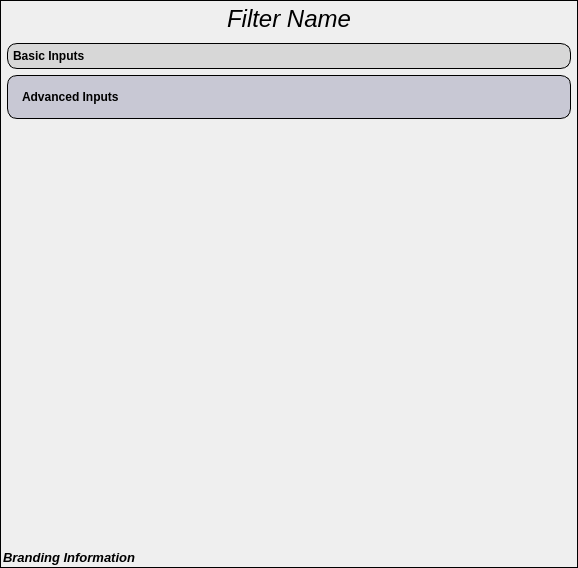
The window that Source/DREAM3DWidgetsLib/Widgets/UI_Files/FilterInputWidget.ui (BlueQuartzSoftware/DREAM3D) describes before a commit, drawn with Qt 5.
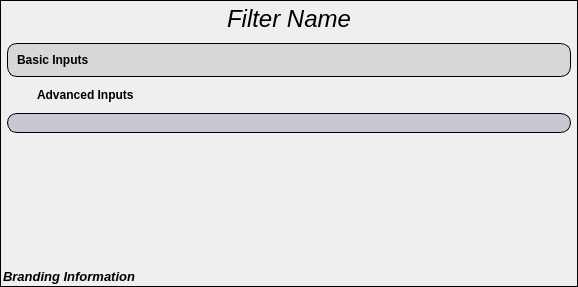
The same window after the commit. Icons and pictures are not drawn.

Commit message: Showing and hiding the Advanced input parameters using an animation technique.

```diff
--- a/Source/DREAM3DWidgetsLib/Widgets/UI_Files/FilterInputWidget.ui
+++ b/Source/DREAM3DWidgetsLib/Widgets/UI_Files/FilterInputWidget.ui
@@ -7,7 +7,7 @@
     <x>0</x>
     <y>0</y>
     <width>578</width>
-    <height>568</height>
+    <height>287</height>
    </rect>
   </property>
   <property name="windowTitle">
@@ -63,11 +63,23 @@
            <x>0</x>
            <y>0</y>
            <width>572</width>
-           <height>504</height>
+           <height>223</height>
           </rect>
          </property>
          <layout class="QVBoxLayout" name="scrollAreaVLayout">
-          <property name="margin">
+          <property name="spacing">
+           <number>6</number>
+          </property>
+          <property name="leftMargin">
+           <number>4</number>
+          </property>
+          <property name="topMargin">
+           <number>4</number>
+          </property>
+          <property name="rightMargin">
+           <number>4</number>
+          </property>
+          <property name="bottomMargin">
            <number>4</number>
           </property>
           <item>
@@ -89,8 +101,17 @@
              <enum>QFrame::Plain</enum>
             </property>
             <layout class="QVBoxLayout" name="verticalLayout">
-             <property name="margin">
-              <number>0</number>
+             <property name="leftMargin">
+              <number>4</number>
+             </property>
+             <property name="topMargin">
+              <number>4</number>
+             </property>
+             <property name="rightMargin">
+              <number>4</number>
+             </property>
+             <property name="bottomMargin">
+              <number>4</number>
              </property>
              <item>
               <widget class="QLabel" name="basicInputsLabel">
@@ -112,6 +133,84 @@
             </layout>
            </widget>
           </item>
+          <item>
+           <layout class="QHBoxLayout" name="horizontalLayout_2">
+            <property name="topMargin">
+             <number>0</number>
+            </property>
+            <item>
+             <widget class="QPushButton" name="advInputsBtn">
+              <property name="sizePolicy">
+               <sizepolicy hsizetype="Fixed" vsizetype="Fixed">
+                <horstretch>0</horstretch>
+                <verstretch>0</verstretch>
+               </sizepolicy>
+              </property>
+              <property name="minimumSize">
+               <size>
+                <width>24</width>
+                <height>24</height>
+               </size>
+              </property>
+              <property name="maximumSize">
+               <size>
+                <width>24</width>
+                <height>24</height>
+               </size>
+              </property>
+              <property name="toolTip">
+               <string>Show or Hide the advanced inputs</string>
+              </property>
+              <property name="text">
+               <string/>
+              </property>
+              <property name="icon">
+               <iconset resource="../../../../Resources/icons/images/Icons.qrc">
+                <normaloff>:/gear.png</normaloff>:/gear.png</iconset>
+              </property>
+              <property name="iconSize">
+               <size>
+                <width>24</width>
+                <height>24</height>
+               </size>
+              </property>
+              <property name="checkable">
+               <bool>false</bool>
+              </property>
+              <property name="flat">
+               <bool>true</bool>
+              </property>
+             </widget>
+            </item>
+            <item>
+             <widget class="QLabel" name="advInputsLabel">
+              <property name="styleSheet">
+               <string notr="true">QLabel#advInputsLabel
+{
+	font: 75 14pt &quot;Lucida Grande&quot;;
+	font-weight: bold;
+}</string>
+              </property>
+              <property name="text">
+               <string>Advanced Inputs</string>
+              </property>
+             </widget>
+            </item>
+            <item>
+             <spacer name="horizontalSpacer">
+              <property name="orientation">
+               <enum>Qt::Horizontal</enum>
+              </property>
+              <property name="sizeHint" stdset="0">
+               <size>
+                <width>40</width>
+                <height>20</height>
+               </size>
+              </property>
+             </spacer>
+            </item>
+           </layout>
+          </item>
           <item>
            <widget class="QFrame" name="advInputsFrame">
             <property name="styleSheet">
@@ -131,20 +230,18 @@
              <enum>QFrame::Plain</enum>
             </property>
             <layout class="QVBoxLayout" name="verticalLayout_3">
-             <item>
-              <widget class="QLabel" name="advInputsLabel">
-               <property name="styleSheet">
-                <string notr="true">QLabel#advInputsLabel
-{
-	font: 75 14pt &quot;Lucida Grande&quot;;
-	font-weight: bold;
-}</string>
-               </property>
-               <property name="text">
-                <string>Advanced Inputs</string>
-               </property>
-              </widget>
-             </item>
+             <property name="leftMargin">
+              <number>4</number>
+             </property>
+             <property name="topMargin">
+              <number>4</number>
+             </property>
+             <property name="rightMargin">
+              <number>4</number>
+             </property>
+             <property name="bottomMargin">
+              <number>4</number>
+             </property>
              <item>
               <layout class="QGridLayout" name="advInputsGrid"/>
              </item>
```
Left out of the diff: 15 changed lines with no effect on the pictures. The commit also changes 5 other files.
